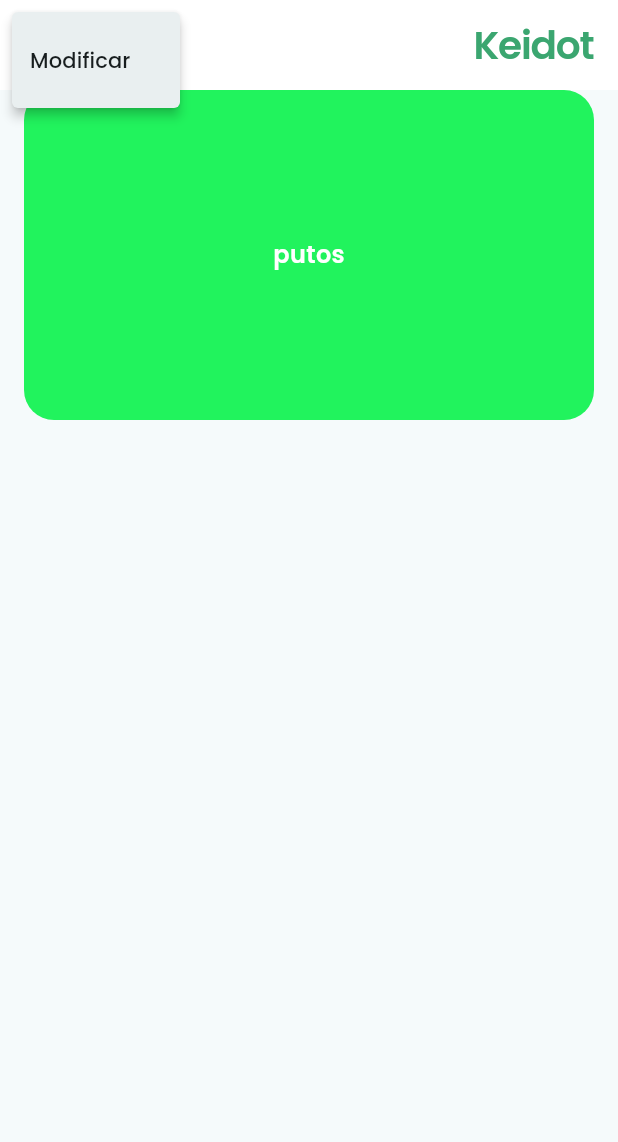
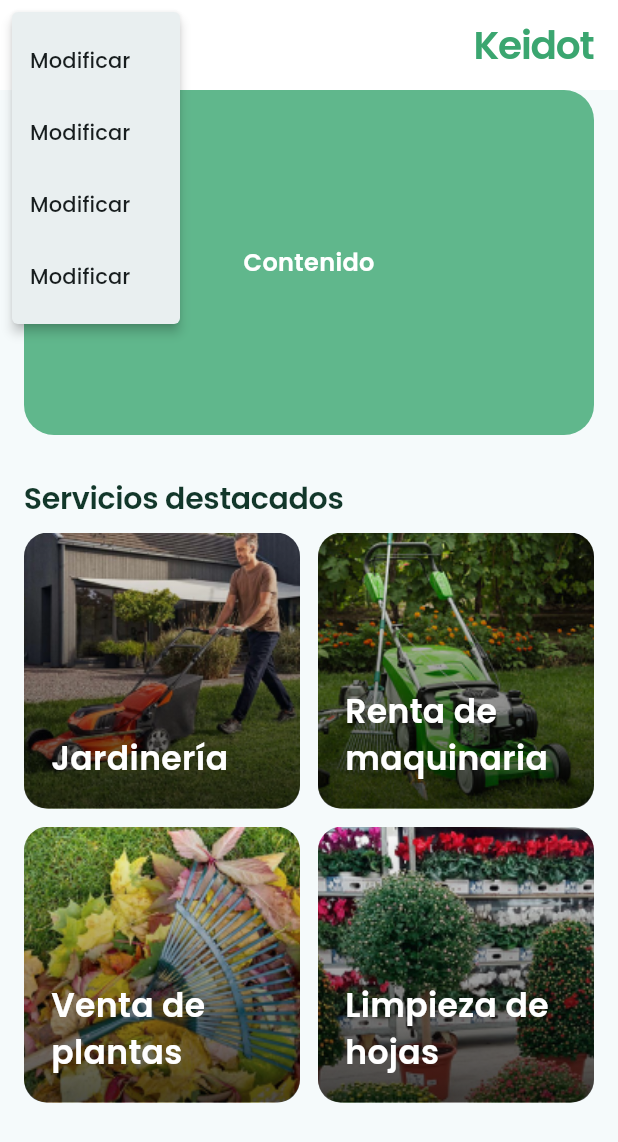
Before and after one commit to spricew/Keidot-Project, a Flutter app: the Homepage screen opened directly, after a tap on the "menu" icon, on a phone screen of 412 x 824 dp. Shown: the top 1142 px of the screen. Run offline on Flutter 3.47's test engine with Material 3 defaults, Android fonts, the phone set to English and light mode, and no system bars; our stand-ins replace file_picker.

Commit message:
home grid

```diff
--- a/lib/presentation/screens/home_page.dart
+++ b/lib/presentation/screens/home_page.dart
@@ -1,6 +1,5 @@
 import 'package:flutter/material.dart';
-import 'package:test_app/config/theme/app_theme.dart';
-import 'package:test_app/widgets/home_appbar.dart';
+import 'package:test_app/config/theme/app_theme.dart'; // Asegúrate de que greenHigh y darkGreen estén definidos.
 
 class Homepage extends StatelessWidget {
   const Homepage({super.key});
@@ -13,7 +12,6 @@ class Homepage extends StatelessWidget {
         backgroundColor: Colors.white,
         automaticallyImplyLeading: false, // Desactiva el ícono de regresar
         leading: PopupMenuButton(
-          // Mueve el menú al lado izquierdo
           itemBuilder: (BuildContext context) {
             return [
               PopupMenuItem(
@@ -21,7 +19,37 @@ class Homepage extends StatelessWidget {
                   child: const Text("Modificar"),
                   onTap: () {
                     Navigator.pop(context);
-                    // ignore: avoid_print
+                    //ignore: avoid_print
+                    print("Estas en Modificar");
+                  },
+                ),
+              ),
+              PopupMenuItem(
+                child: InkWell(
+                  child: const Text("Modificar"),
+                  onTap: () {
+                    Navigator.pop(context);
+                    //ignore: avoid_print
+                    print("Estas en Modificar");
+                  },
+                ),
+              ),
+              PopupMenuItem(
+                child: InkWell(
+                  child: const Text("Modificar"),
+                  onTap: () {
+                    Navigator.pop(context);
+                    //ignore: avoid_print
+                    print("Estas en Modificar");
+                  },
+                ),
+              ),
+              PopupMenuItem(
+                child: InkWell(
+                  child: const Text("Modificar"),
+                  onTap: () {
+                    Navigator.pop(context);
+                    //ignore: avoid_print
                     print("Estas en Modificar");
                   },
                 ),
@@ -31,7 +59,6 @@ class Homepage extends StatelessWidget {
           icon: const Icon(Icons.menu),
         ),
         title: const Align(
-          // Mueve el título hacia la derecha
           alignment: Alignment.centerRight,
           child: Text(
             'Keidot',
@@ -39,24 +66,28 @@ class Homepage extends StatelessWidget {
               fontSize: 26,
               fontWeight: FontWeight.w600,
               letterSpacing: -0.8,
-              color: greenHigh,
+              color:
+                  greenHigh, // Asegúrate de que esté definido en app_theme.dart
             ),
           ),
         ),
       ),
       body: Padding(
         padding: const EdgeInsets.symmetric(vertical: 0, horizontal: 16),
-        child: Container(
-          width: double.infinity, // Ancho del contenedor
-          height: 220, // Altura del contenedor
-          decoration: const BoxDecoration(
-            color: Color.fromARGB(255, 33, 243, 93), // Color de fondo
-            borderRadius:
-                BorderRadius.all(Radius.circular(20)), // Bordes redondeados
+        child: Column(
+          crossAxisAlignment: CrossAxisAlignment.start,
+          children: [
+            Container(
+              width: double.infinity,
+              height: 230,
+              decoration: BoxDecoration(
+                color: greenHigh.withValues(
+                    alpha: 0.8), // Un tono del color principal
+                borderRadius: BorderRadius.circular(20),
               ),
               child: const Center(
                 child: Text(
-              'putos',
+                  'Contenido',
                   style: TextStyle(
                     color: Colors.white,
                     fontWeight: FontWeight.bold,
@@ -65,6 +96,67 @@ class Homepage extends StatelessWidget {
                 ),
               ),
             ),
+            const SizedBox(height: 28),
+            const Text(
+              'Servicios destacados',
+              style: TextStyle(
+                color: darkGreen,
+                fontSize: 20,
+                fontFamily: 'Poppins',
+                fontWeight: FontWeight.w600,
+                letterSpacing: -0.2,
+              ),
+            ),
+            const SizedBox(height: 8),
+            Expanded(
+              // Permite que el GridView ocupe el espacio restante sin errores
+              child: GridView.count(
+                crossAxisCount: 2,
+                crossAxisSpacing: 12,
+                mainAxisSpacing: 12,
+                children: [
+                  _gridItem("Jardinería", "assets/images/jardineria.png"),
+                  _gridItem(
+                      "Renta de maquinaria", "assets/images/maquinaria.png"),
+                  _gridItem("Venta de plantas", "assets/images/plantas.png"),
+                  _gridItem("Limpieza de hojas", "assets/images/limpieza.png"),
+                ],
+              ),
+            ),
+          ],
+        ),
+      ),
+    );
+  }
+
+  Widget _gridItem(String title, String imagePath) {
+    return Container(
+      decoration: BoxDecoration(
+        borderRadius: BorderRadius.circular(16),
+        image: DecorationImage(
+          image: AssetImage(imagePath),
+          fit: BoxFit.cover,
+        ),
+      ),
+      child: Container(
+        alignment: Alignment.bottomLeft,
+        padding: const EdgeInsets.all(18),
+        decoration: BoxDecoration(
+          borderRadius: BorderRadius.circular(15),
+          gradient: LinearGradient(
+            colors: [Colors.black.withValues(alpha: 0.7), Colors.transparent],
+            begin: Alignment.bottomCenter,
+            end: Alignment.topCenter,
+          ),
+        ),
+        child: Text(
+          title,
+          style: const TextStyle(
+            color: Colors.white,
+            fontSize: 22,
+            fontWeight: FontWeight.bold,
+          ),
+        ),
       ),
     );
   }
--- a/pubspec.yaml
+++ b/pubspec.yaml
@@ -38,4 +38,7 @@ flutter:
 
   assets:
     - assets/images/banner.png
-    - assets/images/ola.png
+    - assets/images/maquinaria.png
+    - assets/images/limpieza.png
+    - assets/images/plantas.png
+    - assets/images/jardineria.png
```
Also changed, not shown: assets/images/jardineria.png (added), assets/images/limpieza.png (added), assets/images/maquinaria.png (added), assets/images/ola.png (deleted), assets/images/plantas.png (added). Lines whose indentation alone changed are shown as unchanged.
